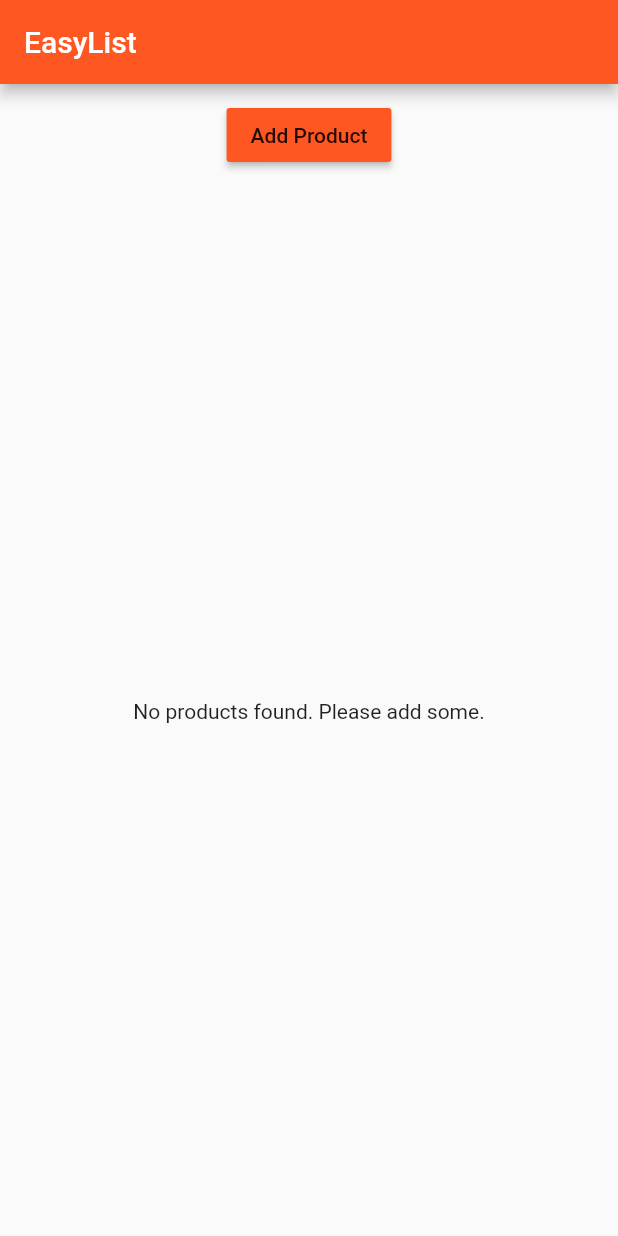
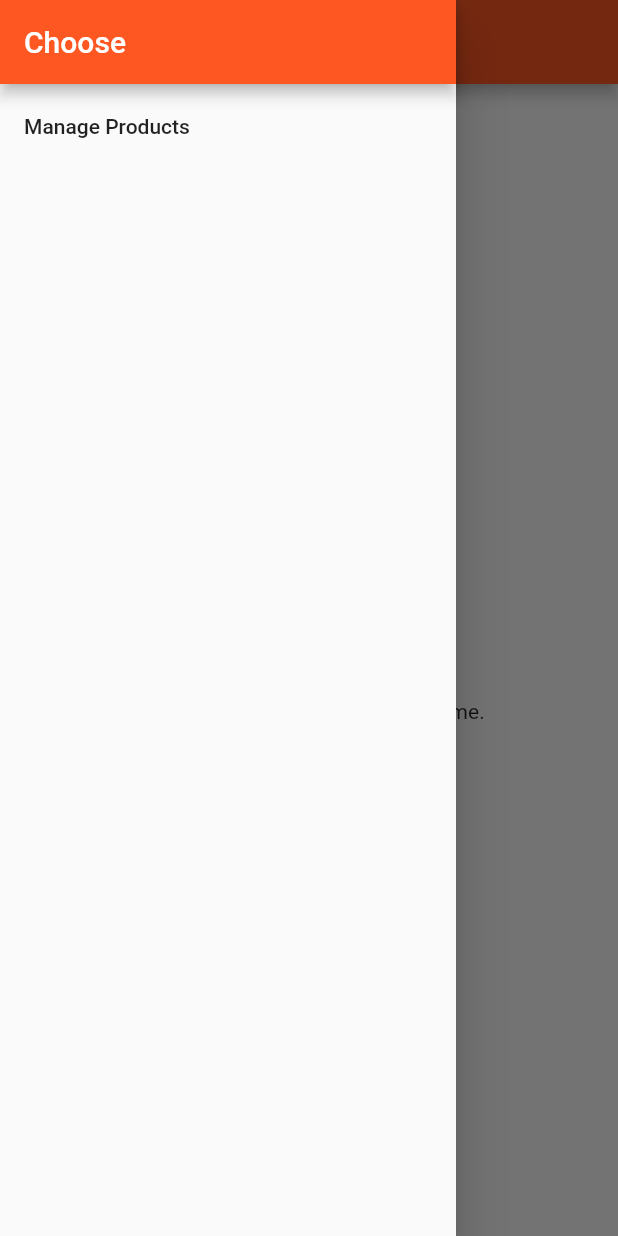
Before and after one commit to tongeren/learn_flutter_and_dart, a Flutter app: the ProductsPage screen opened directly, with the side drawer open (before the commit the screen has no drawer), on a phone screen of 412 x 824 dp. Run offline on Flutter 3.47's test engine with Material 2 defaults, Android fonts, the phone set to English and light mode, and no system bars.

Commit message:
Adding a sidebar.

```diff
--- a/first_app/lib/pages/products.dart
+++ b/first_app/lib/pages/products.dart
@@ -6,10 +6,23 @@ class ProductsPage extends StatelessWidget {
   @override
   Widget build(BuildContext context) {
     return Scaffold(
+      drawer: Drawer(
+        child: Column(
+          children: <Widget>[
+            AppBar(
+              automaticallyImplyLeading: false,
+              title: Text('Choose'),),
+            ListTile(
+              title: Text('Manage Products'),
+              onTap: () {}
+            ),
+          ],
+        ),
+      ),
       appBar: AppBar(
-      title: Text('EasyList'),
-        ),
-        body: ProductManager(),
+        title: Text('EasyList'),
+      ),
+      body: ProductManager(),
     );
   }
 }
```
